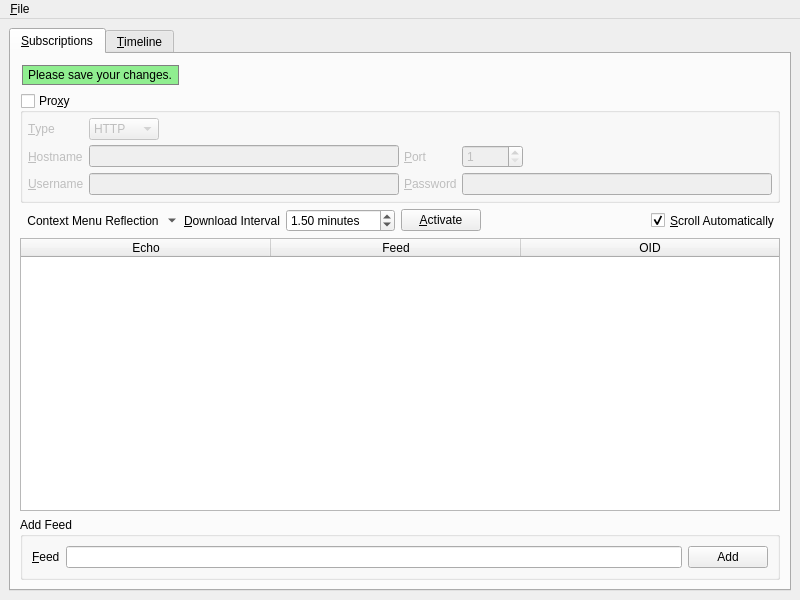
Old version of the form branches/trunk/UI/spot-on-rss.ui in the repository textbrowser/spot-on.
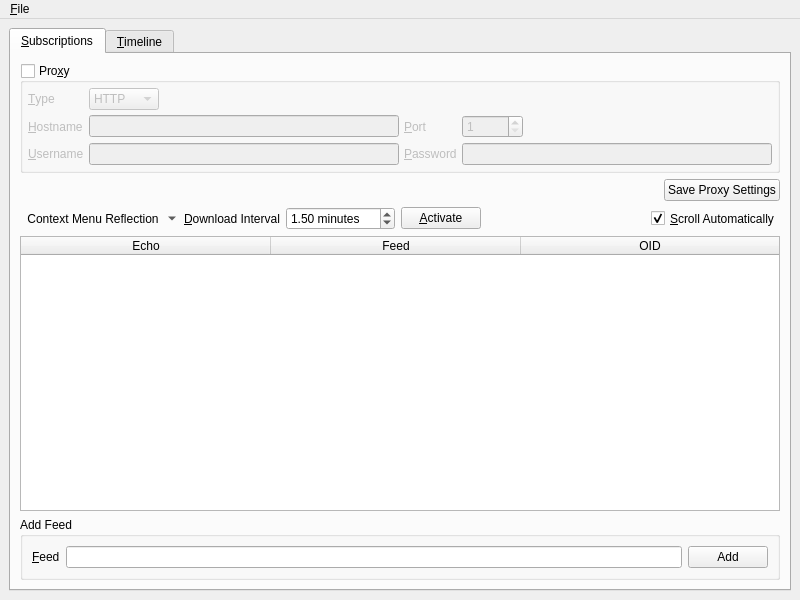
New version of the form. Icons and pictures are not drawn.

Diff of the .ui file:
```diff
--- a/branches/trunk/UI/spot-on-rss.ui
+++ b/branches/trunk/UI/spot-on-rss.ui
@@ -26,27 +26,6 @@
         <string>&amp;Subscriptions</string>
        </attribute>
        <layout class="QVBoxLayout" name="verticalLayout_3">
-        <item>
-         <widget class="QLabel" name="label_4">
-          <property name="sizePolicy">
-           <sizepolicy hsizetype="Maximum" vsizetype="Preferred">
-            <horstretch>0</horstretch>
-            <verstretch>0</verstretch>
-           </sizepolicy>
-          </property>
-          <property name="styleSheet">
-           <string notr="true">QLabel {
- border: 1px solid gray;
- background-color: lightgreen;
- margin: 2px;
- padding: 2px;
- }</string>
-          </property>
-          <property name="text">
-           <string>Please save your changes.</string>
-          </property>
-         </widget>
-        </item>
         <item>
          <widget class="QGroupBox" name="proxy">
           <property name="title">
@@ -206,6 +185,30 @@
           </layout>
          </widget>
         </item>
+        <item>
+         <layout class="QHBoxLayout" name="horizontalLayout_3">
+          <item>
+           <spacer name="horizontalSpacer_2">
+            <property name="orientation">
+             <enum>Qt::Horizontal</enum>
+            </property>
+            <property name="sizeHint" stdset="0">
+             <size>
+              <width>40</width>
+              <height>20</height>
+             </size>
+            </property>
+           </spacer>
+          </item>
+          <item>
+           <widget class="QPushButton" name="save_proxy_settings">
+            <property name="text">
+             <string>Save Proxy Settings</string>
+            </property>
+           </widget>
+          </item>
+         </layout>
+        </item>
         <item>
          <layout class="QHBoxLayout" name="horizontalLayout_2">
           <item>
```
Left out of the diff: 8 changed lines with no effect on the pictures.
